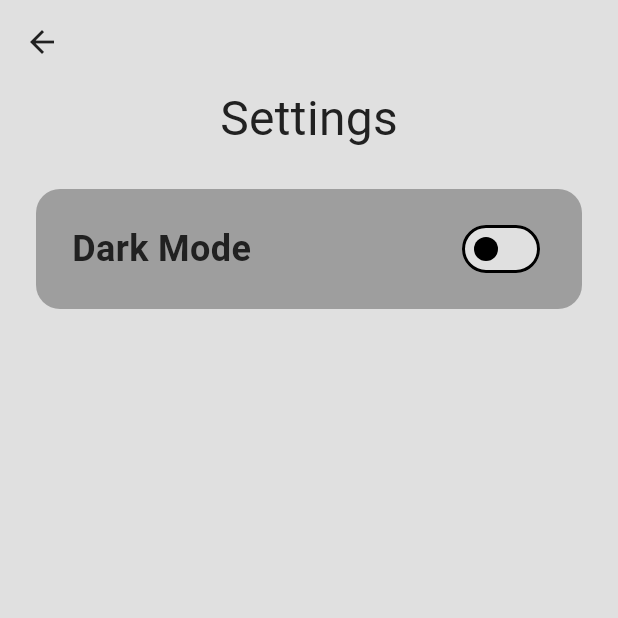
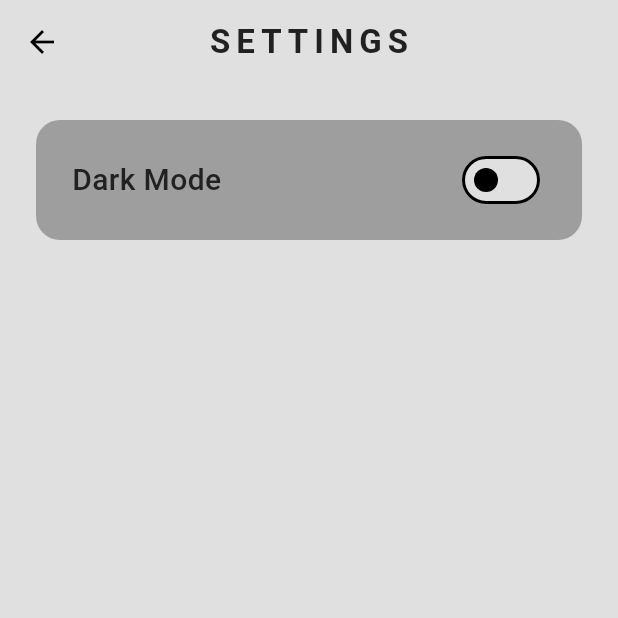
Before and after one commit to MrMDrX/mini-music-player, a Flutter app: the SettingsScreen screen opened directly, on a phone screen of 412 x 824 dp, the top half of it. Run offline on Flutter 3.47's test engine with Material 3 defaults, Android fonts, the phone set to English and light mode, and no system bars.

Commit message:
Added some ui changes 💄

```diff
--- a/lib/screens/settings_screen.dart
+++ b/lib/screens/settings_screen.dart
@@ -9,21 +9,19 @@ class SettingsScreen extends StatelessWidget {
   Widget build(BuildContext context) {
     return Scaffold(
       appBar: AppBar(
-        elevation: 0,
-        foregroundColor: Theme.of(context).colorScheme.inversePrimary,
+        title: Text(
+          "SETTINGS",
+          style: TextStyle(
+              color: Theme.of(context).colorScheme.inversePrimary,
+              fontWeight: FontWeight.w600,
+              letterSpacing: 4),
+        ),
+        centerTitle: true,
       ),
       backgroundColor: Theme.of(context).colorScheme.surface,
       body: Column(
         crossAxisAlignment: CrossAxisAlignment.center,
         children: [
-          Center(
-            child: Text(
-              "Settings",
-              style: TextStyle(
-                  fontSize: 32,
-                  color: Theme.of(context).colorScheme.inversePrimary),
-            ),
-          ),
           Container(
             padding: const EdgeInsets.symmetric(vertical: 16, horizontal: 24),
             margin: const EdgeInsets.symmetric(vertical: 24, horizontal: 24),
@@ -38,9 +36,9 @@ class SettingsScreen extends StatelessWidget {
                 Text(
                   "Dark Mode",
                   style: TextStyle(
-                      fontSize: 24,
+                      fontSize: 20,
                       color: Theme.of(context).colorScheme.inversePrimary,
-                      fontWeight: FontWeight.bold),
+                      fontWeight: FontWeight.w500),
                 ),
                 Switch(
                   value: Provider.of<ThemeProvider>(context).isDarkMode,
--- a/lib/widgets/drawer.dart
+++ b/lib/widgets/drawer.dart
@@ -20,14 +20,14 @@ class AppDrawer extends StatelessWidget {
                 size: 64, color: Theme.of(context).colorScheme.inversePrimary),
           ),
           DrawerTile(
-            title: 'Home',
+            title: 'HOME',
             leading: Icons.home_outlined,
             onTap: () {
               Navigator.pop(context);
             },
           ),
           DrawerTile(
-            title: 'Settings',
+            title: 'SETTINGS',
             leading: Icons.settings_outlined,
             onTap: () {
               Navigator.pop(context);
@@ -40,7 +40,7 @@ class AppDrawer extends StatelessWidget {
             },
           ),
           DrawerTile(
-            title: 'About',
+            title: 'ABOUT',
             leading: Icons.info_outline,
             onTap: () {
               Navigator.pop(context);
--- a/lib/widgets/drawer_tile.dart
+++ b/lib/widgets/drawer_tile.dart
@@ -16,8 +16,9 @@ class DrawerTile extends StatelessWidget {
           title,
           style: TextStyle(
               color: Theme.of(context).colorScheme.inversePrimary,
-              fontSize: 24,
-              fontWeight: FontWeight.bold),
+              fontSize: 20,
+              fontWeight: FontWeight.w500,
+              letterSpacing: 4),
         ),
         leading: Icon(
           leading,
```
Also changed, not shown: lib/screens/about_screen.dart (+8 -10 lines), lib/screens/home_screen.dart (+8 -1 lines).
